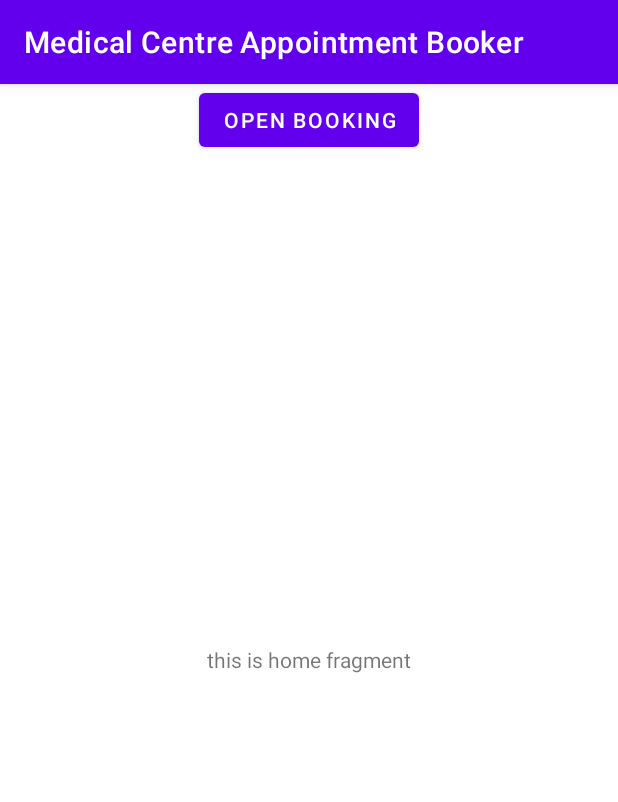
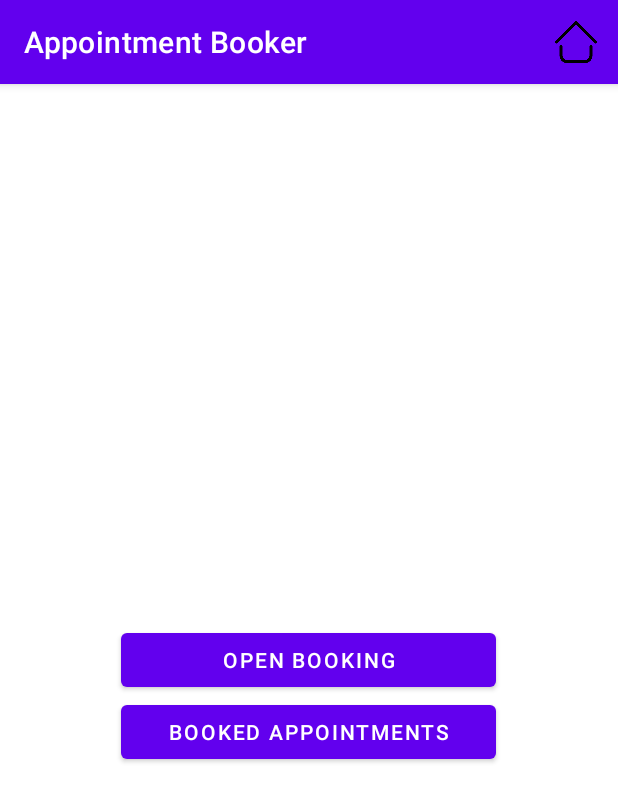
Before and after one commit to saaleh00/FYP-Application, an Android app: the screen it shows after launch (MainActivity), on a phone screen of 412 x 824 dp. Shown: the top 802 px of the screen. Run offline under Robolectric (Android 15) with nearby library versions, the light colour scheme and no system bars; our stand-ins replace Firebase (no records; nobody signed in at launch, a user with empty details on screens opened directly).

```diff
--- a/app/src/main/java/com/example/medicalcentreappointmentbooker/AppointmentSelectFragment.java
+++ b/app/src/main/java/com/example/medicalcentreappointmentbooker/AppointmentSelectFragment.java
@@ -59,6 +59,7 @@ public class AppointmentSelectFragment extends Fragment implements TimeSlotAdapt
     @Override
     public void onCreate(Bundle savedInstanceState) {
         super.onCreate(savedInstanceState);
+        ((MainActivity) getActivity()).setActionBarTitle("Select Time");
         if (getArguments() != null) {
             doctorName = getArguments().getString(ARG_DOCTOR_NAME);
             selectedDate = getArguments().getString(ARG_SELECT_DATE);
--- a/app/src/main/java/com/example/medicalcentreappointmentbooker/DoctorAdapter.java
+++ b/app/src/main/java/com/example/medicalcentreappointmentbooker/DoctorAdapter.java
@@ -6,7 +6,6 @@ import android.view.View;
 import android.view.ViewGroup;
 import android.widget.ImageView;
 import android.widget.TextView;
-import android.widget.Toast;
 
 import androidx.annotation.NonNull;
 import androidx.recyclerview.widget.RecyclerView;
--- a/app/src/main/java/com/example/medicalcentreappointmentbooker/DoctorSelectFragment.java
+++ b/app/src/main/java/com/example/medicalcentreappointmentbooker/DoctorSelectFragment.java
@@ -3,6 +3,7 @@ package com.example.medicalcentreappointmentbooker;
 import android.app.DatePickerDialog;
 import android.os.Bundle;
 
+import androidx.appcompat.app.AppCompatActivity;
 import androidx.fragment.app.Fragment;
 import androidx.fragment.app.FragmentTransaction;
 import androidx.recyclerview.widget.GridLayoutManager;
@@ -20,10 +21,14 @@ import java.util.List;
 
 
 public class DoctorSelectFragment extends Fragment implements DoctorAdapter.ItemClickListener {
+
     private RecyclerView doctorRecyclerView;
+
     private List<String> doctorNames;
     private List<Integer> doctorImages;
+
     private DoctorAdapter adapter;
+
     private AppointmentSelectFragment appointmentSelectFragment;
 
 
@@ -41,6 +46,7 @@ public class DoctorSelectFragment extends Fragment implements DoctorAdapter.Item
     @Override
     public void onCreate(Bundle savedInstanceState) {
         super.onCreate(savedInstanceState);
+        ((MainActivity) getActivity()).setActionBarTitle("Select Doctor and Date");
         if (getArguments() != null) {
         }
     }
--- a/app/src/main/java/com/example/medicalcentreappointmentbooker/HomeFragment.java
+++ b/app/src/main/java/com/example/medicalcentreappointmentbooker/HomeFragment.java
@@ -13,7 +13,10 @@ import android.widget.Button;
 
 public class HomeFragment extends Fragment {
     private Button bookingActivityButton;
+    private Button bookedAppointmentsButton;
+
     private DoctorSelectFragment doctorSelectFragment;
+    private AppointmentBookedFragment appointmentBookedFragment;
 
     public HomeFragment() {
         // Required empty public constructor
@@ -29,6 +32,7 @@ public class HomeFragment extends Fragment {
     @Override
     public void onCreate(Bundle savedInstanceState) {
         super.onCreate(savedInstanceState);
+        ((MainActivity) getActivity()).setActionBarTitle("Appointment Booker");
         if (getArguments() != null) {
         }
     }
@@ -39,12 +43,21 @@ public class HomeFragment extends Fragment {
         View view = inflater.inflate(R.layout.fragment_home, container, false);
 
         doctorSelectFragment = new DoctorSelectFragment();
+        appointmentBookedFragment = new AppointmentBookedFragment();
 
         bookingActivityButton = view.findViewById(R.id.BookingActivityButton);
         bookingActivityButton.setOnClickListener(new View.OnClickListener() {
             @Override
             public void onClick(View v) {
                 openFragment(doctorSelectFragment);
+            }
+        });
+
+        bookedAppointmentsButton = view.findViewById(R.id.bookedAppointmentsButton);
+        bookedAppointmentsButton.setOnClickListener(new View.OnClickListener() {
+            @Override
+            public void onClick(View v) {
+                openFragment(appointmentBookedFragment);
             }
         });
 
--- a/app/src/main/java/com/example/medicalcentreappointmentbooker/MainActivity.java
+++ b/app/src/main/java/com/example/medicalcentreappointmentbooker/MainActivity.java
@@ -7,10 +7,15 @@ import androidx.fragment.app.FragmentTransaction;
 import android.app.Activity;
 import android.content.Intent;
 import android.os.Bundle;
+import android.view.Menu;
+import android.view.MenuInflater;
 import android.view.View;
 import android.widget.Button;
+import androidx.appcompat.widget.Toolbar;
 
 public class MainActivity extends AppCompatActivity {
+
+    private Toolbar toolbar;
 
     private HomeFragment homeFragment;
 
@@ -19,14 +24,34 @@ public class MainActivity extends AppCompatActivity {
         super.onCreate(savedInstanceState);
         setContentView(R.layout.activity_main);
 
+        toolbar = findViewById(R.id.main_toolbar);
+        setSupportActionBar(toolbar);
+
         homeFragment = new HomeFragment();
         openFragment(homeFragment);
 
+        toolbar.setOnMenuItemClickListener(menuItem -> {
+            switch (menuItem.getItemId()){
+                case R.id.menubar_home:
+                    openFragment(homeFragment);
+                    return true;
+            }
+            return false;
+        });
+
     }
 
-    public void openActivity(Activity bookingActivity){
-        Intent intent = new Intent(this, bookingActivity.getClass());
-        startActivity(intent);
+    @Override
+    public boolean onCreateOptionsMenu(Menu menu) {
+
+        MenuInflater inflater = getMenuInflater();
+        inflater.inflate(R.menu.menu_toolbar, menu);
+
+        return true;
+    }
+
+    public void setActionBarTitle(String title){
+        getSupportActionBar().setTitle(title);
     }
 
     public void openFragment(Fragment fragment) {
--- a/app/src/main/res/layout/activity_main.xml
+++ b/app/src/main/res/layout/activity_main.xml
@@ -1,17 +1,33 @@
 <?xml version="1.0" encoding="utf-8"?>
-<RelativeLayout xmlns:android="http://schemas.android.com/apk/res/android"
+<androidx.constraintlayout.widget.ConstraintLayout xmlns:android="http://schemas.android.com/apk/res/android"
     xmlns:app="http://schemas.android.com/apk/res-auto"
     xmlns:tools="http://schemas.android.com/tools"
     android:layout_width="match_parent"
     android:layout_height="match_parent"
     tools:context=".MainActivity">
 
+    <com.google.android.material.appbar.AppBarLayout
+        android:id="@+id/appBarLayout"
+        android:layout_width="match_parent"
+        android:layout_height="wrap_content"
+        android:theme="@style/ThemeOverlay.AppCompat.Dark.ActionBar"
+        app:layout_constraintStart_toStartOf="parent"
+        app:layout_constraintTop_toTopOf="parent">
+
+        <androidx.appcompat.widget.Toolbar
+            android:id="@+id/main_toolbar"
+            android:layout_width="match_parent"
+            android:layout_height="?attr/actionBarSize" />
+
+    </com.google.android.material.appbar.AppBarLayout>
+
     <FrameLayout
         android:id="@+id/container"
         android:layout_width="match_parent"
-        android:layout_height="match_parent">
+        android:layout_height="600dp"
+        app:layout_constraintBottom_toBottomOf="parent"
+        app:layout_constraintEnd_toEndOf="parent"
+        app:layout_constraintStart_toStartOf="parent"
+        app:layout_constraintTop_toBottomOf="@+id/appBarLayout"></FrameLayout>
 
-
-    </FrameLayout>
-
-</RelativeLayout>
+</androidx.constraintlayout.widget.ConstraintLayout>
--- a/app/src/main/res/layout/fragment_home.xml
+++ b/app/src/main/res/layout/fragment_home.xml
@@ -5,18 +5,22 @@
     android:layout_height="match_parent"
     tools:context=".HomeFragment">
 
-    <TextView
-        android:layout_width="wrap_content"
-        android:layout_height="wrap_content"
-        android:text="this is home fragment"
-        android:layout_centerVertical="true"
-        android:layout_centerHorizontal="true"/>
 
     <Button
         android:id="@+id/BookingActivityButton"
-        android:layout_width="wrap_content"
+        android:layout_width="250dp"
         android:layout_height="wrap_content"
-        android:text="Open Booking"
-        android:layout_centerHorizontal="true" />
+        android:layout_centerHorizontal="true"
+        android:layout_centerVertical="true"
+        android:text="Open Booking" />
+
+    <Button
+        android:id="@+id/bookedAppointmentsButton"
+        android:layout_width="250dp"
+        android:layout_height="wrap_content"
+        android:layout_below="@id/BookingActivityButton"
+        android:layout_centerHorizontal="true"
+        android:layout_centerVertical="true"
+        android:text="Booked Appointments" />
 
 </RelativeLayout>
--- /dev/null
+++ b/app/src/main/res/menu/menu_toolbar.xml
@@ -0,0 +1,11 @@
+<?xml version="1.0" encoding="utf-8"?>
+<menu xmlns:android="http://schemas.android.com/apk/res/android"
+    xmlns:app="http://schemas.android.com/apk/res-auto">
+
+    <item
+        android:id="@+id/menubar_home"
+        android:icon="@drawable/ic_home"
+        android:title="Map"
+        app:showAsAction="always" />
+
+</menu>
--- a/app/src/main/res/values/colors.xml
+++ b/app/src/main/res/values/colors.xml
@@ -6,5 +6,7 @@
     <color name="teal_200">#FF03DAC5</color>
     <color name="teal_700">#FF018786</color>
     <color name="black">#FF000000</color>
+    <color name="grey">#808080</color>
     <color name="white">#FFFFFFFF</color>
+    <color name="red">#ff0000</color>
 </resources>
--- a/app/src/main/res/values/strings.xml
+++ b/app/src/main/res/values/strings.xml
@@ -1,4 +1,4 @@
 <resources>
-    <string name="app_name">Medical Centre Appointment Booker</string>
+    <string name="app_name">Appointment Booker</string>
     <string name="hello_blank_fragment">Hello blank fragment</string>
 </resources>
--- a/app/src/main/res/values/themes.xml
+++ b/app/src/main/res/values/themes.xml
@@ -12,5 +12,7 @@
         <!-- Status bar color. -->
         <item name="android:statusBarColor" tools:targetApi="l">?attr/colorPrimaryVariant</item>
         <!-- Customize your theme here. -->
+        <item name="windowActionBar">true</item>
+        <item name="windowNoTitle">true</item>
     </style>
 </resources>
```
Also changed, not shown: app/src/main/java/com/example/medicalcentreappointmentbooker/AppointmentBookedAdapter.java (added, +79 -0 lines), app/src/main/java/com/example/medicalcentreappointmentbooker/AppointmentBookedFragment.java (+57 -24 lines), app/src/main/java/com/example/medicalcentreappointmentbooker/AppointmentConfirmationFragment.java (+4 -3 lines), app/src/main/java/com/example/medicalcentreappointmentbooker/AppointmentDAO.java (+9 -2 lines), app/src/main/java/com/example/medicalcentreappointmentbooker/AppointmentModel.java (+14 -0 lines), app/src/main/res/layout/appointment_item.xml (added, +64 -0 lines), app/src/main/res/layout/fragment_appointment_booked.xml (+10 -5 lines), app/src/main/res/layout/fragment_appointment_select.xml (+8 -5 lines), app/src/main/res/drawable/ic_home.png (added).
